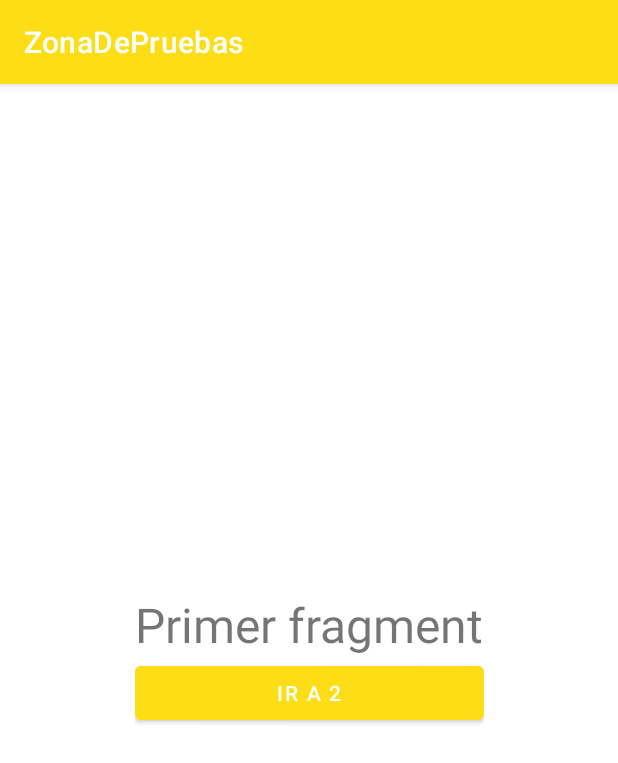
After one commit to noidfrx/ZonaDePruebas, an Android app: the MainNavigationActivity screen opened directly, with no data from a screen before it, on a phone screen of 412 x 824 dp. The commit adds this screen. Shown: the top 763 px of the screen. Run offline under Robolectric (Android 15) with nearby library versions, the phone set to English and light mode, and no system bars.

Commit message:
Se setea navigation controller

```diff
--- a/app/build.gradle
+++ b/app/build.gradle
@@ -45,4 +45,7 @@ dependencies {
 
     //Fragments
     implementation "androidx.fragment:fragment-ktx:1.5.0"
+    //Navigation
+    implementation "androidx.navigation:navigation-fragment-ktx:2.5.0"
+    implementation "androidx.navigation:navigation-ui-ktx:2.5.0"
 }
--- a/app/src/main/AndroidManifest.xml
+++ b/app/src/main/AndroidManifest.xml
@@ -9,6 +9,9 @@
         android:roundIcon="@mipmap/ic_launcher_round"
         android:supportsRtl="true"
         android:theme="@style/Theme.ZonaDePruebas">
+        <activity
+            android:name=".cursoGaston.navigationComponent.MainNavigationActivity"
+            android:exported="false" />
         <activity
             android:name=".cursoGaston.dataFragments.DataFragmentsActivity"
             android:exported="false" />
--- /dev/null
+++ b/app/src/main/java/com/example/zonadepruebas/cursoGaston/navigationComponent/MainNavigationActivity.kt
@@ -0,0 +1,12 @@
+package com.example.zonadepruebas.cursoGaston.navigationComponent
+
+import androidx.appcompat.app.AppCompatActivity
+import android.os.Bundle
+import com.example.zonadepruebas.R
+
+class MainNavigationActivity : AppCompatActivity() {
+    override fun onCreate(savedInstanceState: Bundle?) {
+        super.onCreate(savedInstanceState)
+        setContentView(R.layout.activity_main_navigation)
+    }
+}
--- /dev/null
+++ b/app/src/main/java/com/example/zonadepruebas/cursoGaston/navigationComponent/PrimerNavigationFragment.kt
@@ -0,0 +1,19 @@
+package com.example.zonadepruebas.cursoGaston.navigationComponent
+
+import android.os.Bundle
+import androidx.fragment.app.Fragment
+import android.view.LayoutInflater
+import android.view.View
+import android.view.ViewGroup
+import android.widget.Button
+import androidx.navigation.fragment.findNavController
+import com.example.zonadepruebas.R
+
+class PrimerNavigationFragment : Fragment(R.layout.fragment_primer_navigation) {
+    override fun onViewCreated(view: View, savedInstanceState: Bundle?) {
+        super.onViewCreated(view, savedInstanceState)
+        view.findViewById<Button>(R.id.btnirados).setOnClickListener {
+            findNavController().navigate(R.id.action_primerNavigationFragment_to_segundoNavigationFragment)
+        }
+    }
+}
--- /dev/null
+++ b/app/src/main/res/layout/activity_main_navigation.xml
@@ -0,0 +1,20 @@
+<?xml version="1.0" encoding="utf-8"?>
+<androidx.constraintlayout.widget.ConstraintLayout xmlns:android="http://schemas.android.com/apk/res/android"
+    xmlns:app="http://schemas.android.com/apk/res-auto"
+    xmlns:tools="http://schemas.android.com/tools"
+    android:layout_width="match_parent"
+    android:layout_height="match_parent"
+    tools:context=".cursoGaston.navigationComponent.MainNavigationActivity">
+
+    <androidx.fragment.app.FragmentContainerView
+        android:id="@+id/fragmentContainerView"
+        android:name="androidx.navigation.fragment.NavHostFragment"
+        android:layout_width="wrap_content"
+        android:layout_height="wrap_content"
+        app:layout_constraintBottom_toBottomOf="parent"
+        app:layout_constraintEnd_toEndOf="parent"
+        app:layout_constraintStart_toStartOf="parent"
+        app:layout_constraintTop_toTopOf="parent"
+        app:defaultNavHost = "true"
+        app:navGraph = "@navigation/main_graph"/>
+</androidx.constraintlayout.widget.ConstraintLayout>
--- /dev/null
+++ b/app/src/main/res/layout/fragment_primer_navigation.xml
@@ -0,0 +1,24 @@
+<?xml version="1.0" encoding="utf-8"?>
+<LinearLayout xmlns:android="http://schemas.android.com/apk/res/android"
+    xmlns:tools="http://schemas.android.com/tools"
+    android:layout_width="match_parent"
+    android:layout_height="match_parent"
+    android:gravity="center"
+    android:orientation="vertical"
+    tools:context=".cursoGaston.navigationComponent.PrimerNavigationFragment">
+
+    <!-- TODO: Update blank fragment layout -->
+    <TextView
+        android:layout_width="wrap_content"
+        android:layout_height="wrap_content"
+        android:gravity="center"
+        android:text="Primer fragment"
+        android:textSize="32dp" />
+
+    <Button
+        android:id="@+id/btnirados"
+        android:layout_width="match_parent"
+        android:layout_height="wrap_content"
+        android:text="Ir a 2" />
+
+</LinearLayout>
--- /dev/null
+++ b/app/src/main/res/navigation/main_graph.xml
@@ -0,0 +1,22 @@
+<?xml version="1.0" encoding="utf-8"?>
+<navigation xmlns:android="http://schemas.android.com/apk/res/android"
+    xmlns:app="http://schemas.android.com/apk/res-auto"
+    xmlns:tools="http://schemas.android.com/tools"
+    android:id="@+id/main_graph"
+    app:startDestination="@id/primerNavigationFragment">
+
+    <fragment
+        android:id="@+id/primerNavigationFragment"
+        android:name="com.example.zonadepruebas.cursoGaston.navigationComponent.PrimerNavigationFragment"
+        android:label="fragment_primer_navigation"
+        tools:layout="@layout/fragment_primer_navigation" >
+        <action
+            android:id="@+id/action_primerNavigationFragment_to_segundoNavigationFragment"
+            app:destination="@id/segundoNavigationFragment" />
+    </fragment>
+    <fragment
+        android:id="@+id/segundoNavigationFragment"
+        android:name="com.example.zonadepruebas.cursoGaston.navigationComponent.SegundoNavigationFragment"
+        android:label="fragment_segundo_navigation"
+        tools:layout="@layout/fragment_segundo_navigation" />
+</navigation>
```
Also changed, not shown: app/src/main/java/com/example/zonadepruebas/cursoGaston/MainGastonActivity.kt (+9 -0 lines), app/src/main/java/com/example/zonadepruebas/cursoGaston/navigationComponent/SegundoNavigationFragment.kt (added, +12 -0 lines), app/src/main/res/layout/activity_main_gaston.xml (+7 -1 lines), app/src/main/res/layout/fragment_segundo_navigation.xml (added, +17 -0 lines).
